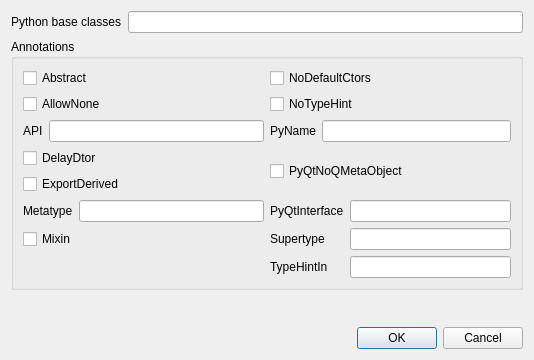
Qt form metasip/api_editor/Designer/ClassPropertiesBase.ui (Python-SIP/metasip) before a commit.
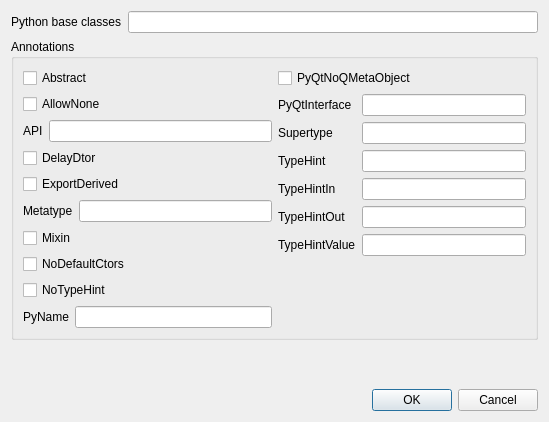
The same form after that commit.

Commit message: Added the /TypeHint/, /TypeHintOut/ and /TypeHintValue/ class annotations.

```diff
--- a/metasip/api_editor/Designer/ClassPropertiesBase.ui
+++ b/metasip/api_editor/Designer/ClassPropertiesBase.ui
@@ -6,8 +6,8 @@
    <rect>
     <x>0</x>
     <y>0</y>
-    <width>534</width>
-    <height>360</height>
+    <width>549</width>
+    <height>422</height>
    </rect>
   </property>
   <property name="windowTitle">
@@ -42,9 +42,9 @@
        </widget>
       </item>
       <item row="0" column="1">
-       <widget class="QCheckBox" name="nodefaultctorsCb">
+       <widget class="QCheckBox" name="noqmetaobjectCb">
         <property name="text">
-         <string>NoDefaultCtors</string>
+         <string>PyQtNoQMetaObject</string>
         </property>
        </widget>
       </item>
@@ -55,12 +55,69 @@
         </property>
        </widget>
       </item>
-      <item row="1" column="1">
-       <widget class="QCheckBox" name="noTypeHintCb">
-        <property name="text">
-         <string>NoTypeHint</string>
-        </property>
-       </widget>
+      <item row="1" column="1" rowspan="8">
+       <layout class="QFormLayout" name="formLayout_4">
+        <item row="0" column="0">
+         <widget class="QLabel" name="label_6">
+          <property name="text">
+           <string>PyQtInterface</string>
+          </property>
+         </widget>
+        </item>
+        <item row="0" column="1">
+         <widget class="QLineEdit" name="interface"/>
+        </item>
+        <item row="1" column="0">
+         <widget class="QLabel" name="label_5">
+          <property name="text">
+           <string>Supertype</string>
+          </property>
+         </widget>
+        </item>
+        <item row="1" column="1">
+         <widget class="QLineEdit" name="supertype"/>
+        </item>
+        <item row="2" column="0">
+         <widget class="QLabel" name="label_7">
+          <property name="text">
+           <string>TypeHint</string>
+          </property>
+         </widget>
+        </item>
+        <item row="2" column="1">
+         <widget class="QLineEdit" name="typeHint"/>
+        </item>
+        <item row="3" column="0">
+         <widget class="QLabel" name="label_8">
+          <property name="text">
+           <string>TypeHintIn</string>
+          </property>
+         </widget>
+        </item>
+        <item row="3" column="1">
+         <widget class="QLineEdit" name="typeHintIn"/>
+        </item>
+        <item row="4" column="0">
+         <widget class="QLabel" name="label_9">
+          <property name="text">
+           <string>TypeHintOut</string>
+          </property>
+         </widget>
+        </item>
+        <item row="4" column="1">
+         <widget class="QLineEdit" name="typeHintOut"/>
+        </item>
+        <item row="5" column="0">
+         <widget class="QLabel" name="label_10">
+          <property name="text">
+           <string>TypeHintValue</string>
+          </property>
+         </widget>
+        </item>
+        <item row="5" column="1">
+         <widget class="QLineEdit" name="typeHintValue"/>
+        </item>
+       </layout>
       </item>
       <item row="2" column="0">
        <layout class="QFormLayout" name="formLayout_3">
@@ -76,20 +133,6 @@
         </item>
        </layout>
       </item>
-      <item row="2" column="1">
-       <layout class="QFormLayout" name="formLayout_5">
-        <item row="0" column="0">
-         <widget class="QLabel" name="label_2">
-          <property name="text">
-           <string>PyName</string>
-          </property>
-         </widget>
-        </item>
-        <item row="0" column="1">
-         <widget class="QLineEdit" name="pyName"/>
-        </item>
-       </layout>
-      </item>
       <item row="3" column="0">
        <widget class="QCheckBox" name="delaydtorCb">
         <property name="text">
@@ -97,13 +140,6 @@
         </property>
        </widget>
       </item>
-      <item row="3" column="1" rowspan="2">
-       <widget class="QCheckBox" name="noqmetaobjectCb">
-        <property name="text">
-         <string>PyQtNoQMetaObject</string>
-        </property>
-       </widget>
-      </item>
       <item row="4" column="0">
        <widget class="QCheckBox" name="exportderivedCb">
         <property name="text">
@@ -125,40 +161,6 @@
         </item>
        </layout>
       </item>
-      <item row="5" column="1" rowspan="3">
-       <layout class="QFormLayout" name="formLayout_4">
-        <item row="0" column="0">
-         <widget class="QLabel" name="label_6">
-          <property name="text">
-           <string>PyQtInterface</string>
-          </property>
-         </widget>
-        </item>
-        <item row="0" column="1">
-         <widget class="QLineEdit" name="interface"/>
-        </item>
-        <item row="1" column="0">
-         <widget class="QLabel" name="label_5">
-          <property name="text">
-           <string>Supertype</string>
-          </property>
-         </widget>
-        </item>
-        <item row="1" column="1">
-         <widget class="QLineEdit" name="supertype"/>
-        </item>
-        <item row="2" column="0">
-         <widget class="QLabel" name="label_7">
-          <property name="text">
-           <string>TypeHintIn</string>
-          </property>
-         </widget>
-        </item>
-        <item row="2" column="1">
-         <widget class="QLineEdit" name="typeHintIn"/>
-        </item>
-       </layout>
-      </item>
       <item row="6" column="0">
        <widget class="QCheckBox" name="mixinCb">
         <property name="text">
@@ -166,6 +168,34 @@
         </property>
        </widget>
       </item>
+      <item row="7" column="0">
+       <widget class="QCheckBox" name="nodefaultctorsCb">
+        <property name="text">
+         <string>NoDefaultCtors</string>
+        </property>
+       </widget>
+      </item>
+      <item row="8" column="0">
+       <widget class="QCheckBox" name="noTypeHintCb">
+        <property name="text">
+         <string>NoTypeHint</string>
+        </property>
+       </widget>
+      </item>
+      <item row="9" column="0">
+       <layout class="QFormLayout" name="formLayout_5">
+        <item row="0" column="0">
+         <widget class="QLabel" name="label_2">
+          <property name="text">
+           <string>PyName</string>
+          </property>
+         </widget>
+        </item>
+        <item row="0" column="1">
+         <widget class="QLineEdit" name="pyName"/>
+        </item>
+       </layout>
+      </item>
      </layout>
     </widget>
    </item>
```
Left out of the diff: 3 changed lines with no effect on the pictures. The commit also changes 1 other file.
